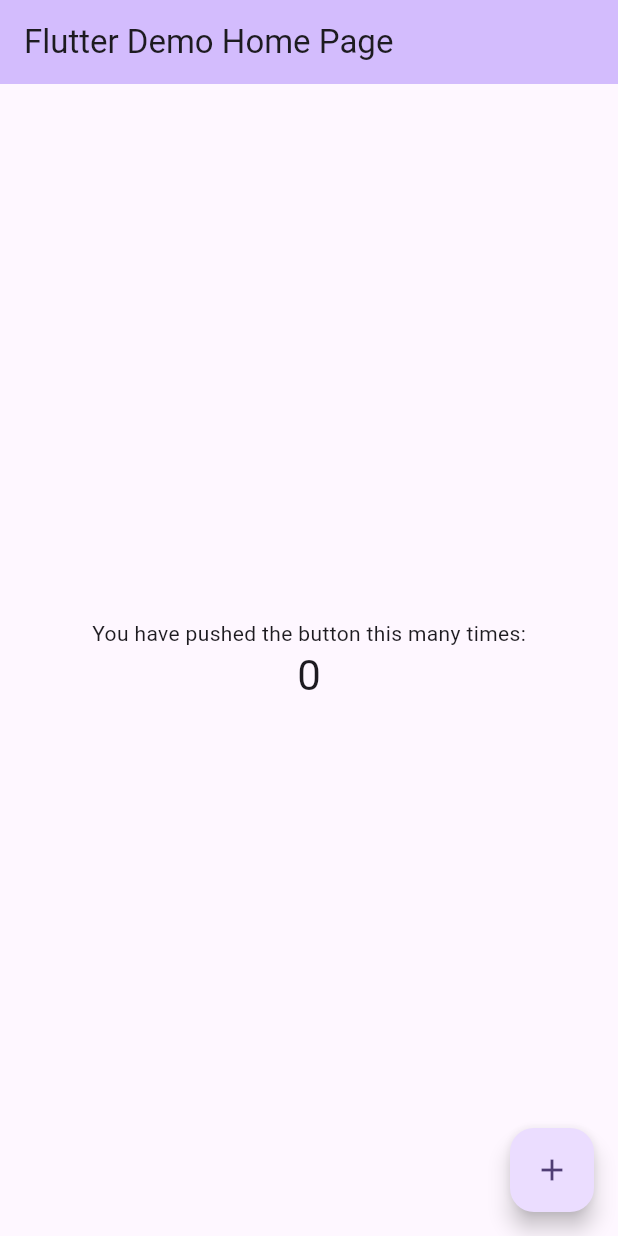
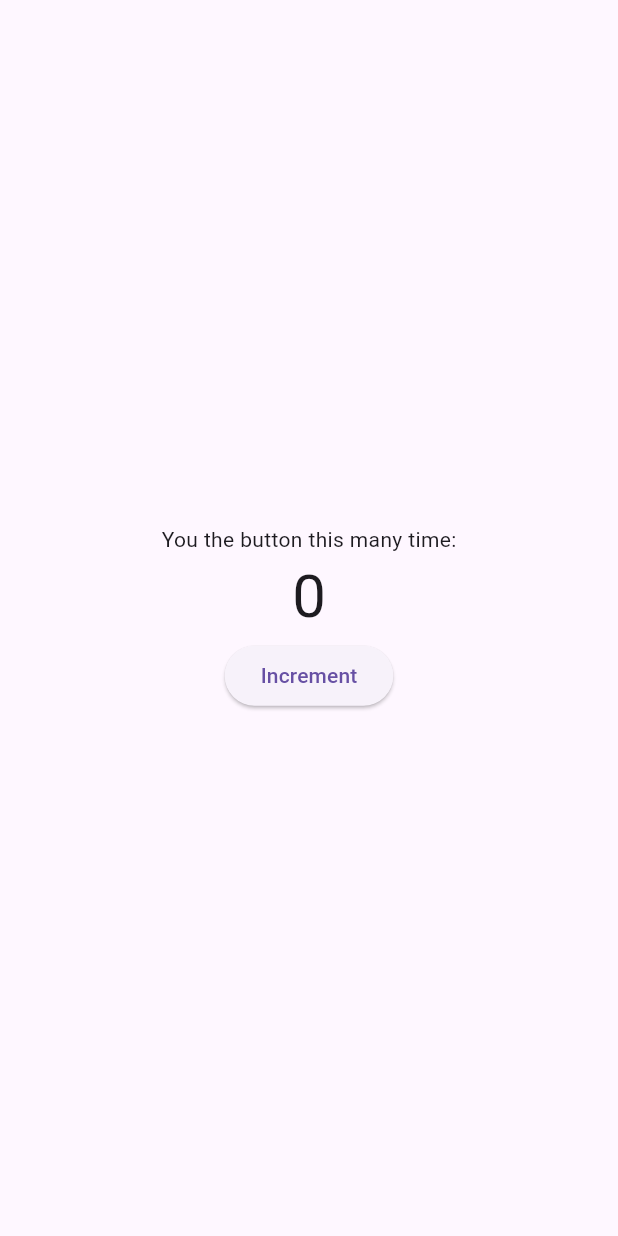
Before and after one commit to usman-383/Complete-Flutter-Developent-Course, a Flutter app: the screen it shows after launch, on a phone screen of 412 x 824 dp. Run offline on Flutter 3.47's test engine with Material 3 defaults, Android fonts, the phone set to English and light mode, and no system bars.

Commit message:
Stateless vs statlfull widget

```diff
--- /dev/null
+++ b/Section-4 Flutter Programming Fundamentals/stateless_vs_statefull_widgets/lib/Pages/counter_page.dart
@@ -0,0 +1,46 @@
+import 'package:flutter/material.dart';
+
+class CounterPage extends StatefulWidget {
+  const CounterPage({super.key});
+
+  @override
+  State<CounterPage> createState() => _CounterPageState();
+}
+
+class _CounterPageState extends State<CounterPage> {
+  //variables
+  int _counter = 0;
+
+  //methods
+  void _incrementCounter() {
+    setState(() {
+      _counter++;
+    });
+  }
+
+  // UI
+
+  @override
+  Widget build(BuildContext context) {
+    return Scaffold(
+      body: Center(
+        child: Column(
+          mainAxisAlignment: MainAxisAlignment.center,
+          children: [
+            //messege
+            Text("You the button this many time:"),
+
+            //counter value
+            Text(_counter.toString(), style: TextStyle(fontSize: 40)),
+
+            //button
+            ElevatedButton(
+              onPressed: _incrementCounter,
+              child: Text("Increment"),
+            ),
+          ],
+        ),
+      ),
+    );
+  }
+}
--- a/Section-4 Flutter Programming Fundamentals/stateless_vs_statefull_widgets/lib/main.dart
+++ b/Section-4 Flutter Programming Fundamentals/stateless_vs_statefull_widgets/lib/main.dart
@@ -1,4 +1,5 @@
 import 'package:flutter/material.dart';
+import 'Pages/Counter_page.dart';
 
 void main() {
   runApp(const MyApp());
@@ -7,116 +8,8 @@ void main() {
 class MyApp extends StatelessWidget {
   const MyApp({super.key});
 
-  // This widget is the root of your application.
   @override
   Widget build(BuildContext context) {
-    return MaterialApp(
-      title: 'Flutter Demo',
-      theme: ThemeData(
-        // This is the theme of your application.
-        //
-        // TRY THIS: Try running your application with "flutter run". You'll see
-        // the application has a purple toolbar. Then, without quitting the app,
-        // try changing the seedColor in the colorScheme below to Colors.green
-        // and then invoke "hot reload" (save your changes or press the "hot
-        // reload" button in a Flutter-supported IDE, or press "r" if you used
-        // the command line to start the app).
-        //
-        // Notice that the counter didn't reset back to zero; the application
-        // state is not lost during the reload. To reset the state, use hot
-        // restart instead.
-        //
-        // This works for code too, not just values: Most code changes can be
-        // tested with just a hot reload.
-        colorScheme: .fromSeed(seedColor: Colors.deepPurple),
-      ),
-      home: const MyHomePage(title: 'Flutter Demo Home Page'),
-    );
+    return MaterialApp(home: CounterPage());
   }
 }
-
-class MyHomePage extends StatefulWidget {
-  const MyHomePage({super.key, required this.title});
-
-  // This widget is the home page of your application. It is stateful, meaning
-  // that it has a State object (defined below) that contains fields that affect
-  // how it looks.
-
-  // This class is the configuration for the state. It holds the values (in this
-  // case the title) provided by the parent (in this case the App widget) and
-  // used by the build method of the State. Fields in a Widget subclass are
-  // always marked "final".
-
-  final String title;
-
-  @override
-  State<MyHomePage> createState() => _MyHomePageState();
-}
-
-class _MyHomePageState extends State<MyHomePage> {
-  int _counter = 0;
-
-  void _incrementCounter() {
-    setState(() {
-      // This call to setState tells the Flutter framework that something has
-      // changed in this State, which causes it to rerun the build method below
-      // so that the display can reflect the updated values. If we changed
-      // _counter without calling setState(), then the build method would not be
-      // called again, and so nothing would appear to happen.
-      _counter++;
-    });
-  }
-
-  @override
-  Widget build(BuildContext context) {
-    // This method is rerun every time setState is called, for instance as done
-    // by the _incrementCounter method above.
-    //
-    // The Flutter framework has been optimized to make rerunning build methods
-    // fast, so that you can just rebuild anything that needs updating rather
-    // than having to individually change instances of widgets.
-    return Scaffold(
-      appBar: AppBar(
-        // TRY THIS: Try changing the color here to a specific color (to
-        // Colors.amber, perhaps?) and trigger a hot reload to see the AppBar
-        // change color while the other colors stay the same.
-        backgroundColor: Theme.of(context).colorScheme.inversePrimary,
-        // Here we take the value from the MyHomePage object that was created by
-        // the App.build method, and use it to set our appbar title.
-        title: Text(widget.title),
-      ),
-      body: Center(
-        // Center is a layout widget. It takes a single child and positions it
-        // in the middle of the parent.
-        child: Column(
-          // Column is also a layout widget. It takes a list of children and
-          // arranges them vertically. By default, it sizes itself to fit its
-          // children horizontally, and tries to be as tall as its parent.
-          //
-          // Column has various properties to control how it sizes itself and
-          // how it positions its children. Here we use mainAxisAlignment to
-          // center the children vertically; the main axis here is the vertical
-          // axis because Columns are vertical (the cross axis would be
-          // horizontal).
-          //
-          // TRY THIS: Invoke "debug painting" (choose the "Toggle Debug Paint"
-          // action in the IDE, or press "p" in the console), to see the
-          // wireframe for each widget.
-          mainAxisAlignment: .center,
-          children: [
-            const Text('You have pushed the button this many times:'),
-            Text(
-              '$_counter',
-              style: Theme.of(context).textTheme.headlineMedium,
-            ),
-          ],
-        ),
-      ),
-      floatingActionButton: FloatingActionButton(
-        onPressed: _incrementCounter,
-        tooltip: 'Increment',
-        child: const Icon(Icons.add),
-      ),
-    );
-  }
-}
```
